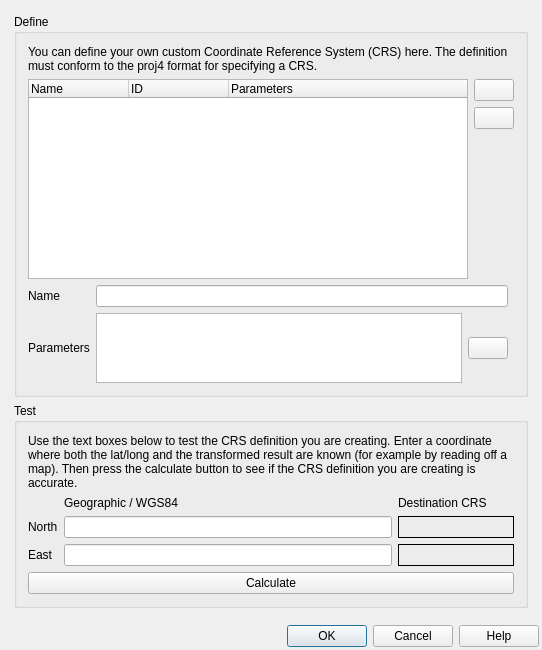
Old version of the form src/ui/qgscustomprojectiondialogbase.ui in the repository qgis/QGIS.
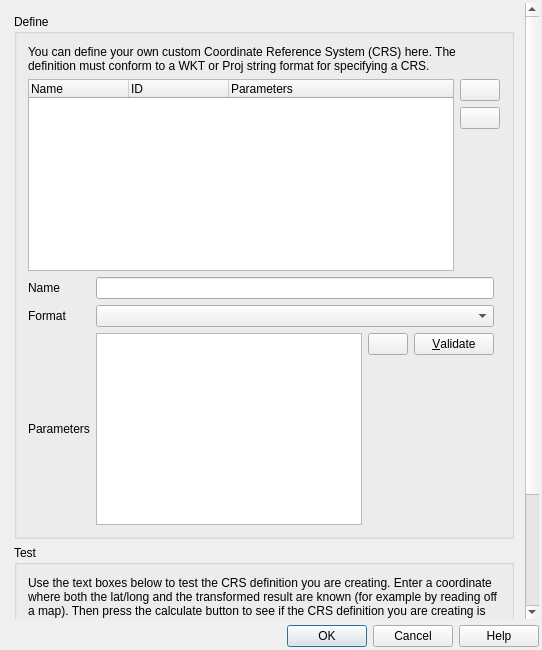
New version of the form. Icons and pictures are not drawn. Custom widgets are drawn as their Qt base class.

```diff
--- a/src/ui/qgscustomprojectiondialogbase.ui
+++ b/src/ui/qgscustomprojectiondialogbase.ui
@@ -55,11 +55,65 @@
          <property name="title">
           <string>Define</string>
          </property>
-         <layout class="QGridLayout" name="gridLayout_3">
-          <item row="3" column="0">
-           <widget class="QLabel" name="label_4">
+         <layout class="QGridLayout" name="gridLayout_3" rowstretch="0,3,0,1,0">
+          <item row="0" column="0" colspan="3">
+           <widget class="QLabel" name="label">
             <property name="text">
-             <string>Parameters</string>
+             <string>You can define your own custom Coordinate Reference System (CRS) here. The definition must conform to a WKT or Proj string format for specifying a CRS.</string>
+            </property>
+            <property name="wordWrap">
+             <bool>true</bool>
+            </property>
+           </widget>
+          </item>
+          <item row="4" column="1">
+           <layout class="QGridLayout" name="gridLayout_4">
+            <item row="0" column="2">
+             <widget class="QPushButton" name="mButtonValidate">
+              <property name="toolTip">
+               <string>Validate the current CRS definition and test whether it is an acceptable projection definition</string>
+              </property>
+              <property name="text">
+               <string>&amp;Validate</string>
+              </property>
+             </widget>
+            </item>
+            <item row="0" column="1">
+             <widget class="QPushButton" name="pbnCopyCRS">
+              <property name="toolTip">
+               <string>Copy parameters from existing CRS</string>
+              </property>
+              <property name="text">
+               <string/>
+              </property>
+              <property name="icon">
+               <iconset>
+                <normaloff>:/images/themes/default/mActionEditCopy.svg</normaloff>:/images/themes/default/mActionEditCopy.svg</iconset>
+              </property>
+             </widget>
+            </item>
+            <item row="1" column="2">
+             <spacer name="verticalSpacer_2">
+              <property name="orientation">
+               <enum>Qt::Vertical</enum>
+              </property>
+              <property name="sizeHint" stdset="0">
+               <size>
+                <width>20</width>
+                <height>40</height>
+               </size>
+              </property>
+             </spacer>
+            </item>
+            <item row="0" column="0" rowspan="2">
+             <widget class="QPlainTextEdit" name="teParameters"/>
+            </item>
+           </layout>
+          </item>
+          <item row="2" column="0">
+           <widget class="QLabel" name="label_3">
+            <property name="text">
+             <string>Name</string>
             </property>
            </widget>
           </item>
@@ -146,60 +200,26 @@
             </item>
            </layout>
           </item>
-          <item row="3" column="1">
-           <layout class="QHBoxLayout" name="horizontalLayout_2">
-            <item>
-             <widget class="QPlainTextEdit" name="teParameters">
-              <property name="sizePolicy">
-               <sizepolicy hsizetype="Expanding" vsizetype="Fixed">
-                <horstretch>0</horstretch>
-                <verstretch>0</verstretch>
-               </sizepolicy>
-              </property>
-              <property name="maximumSize">
-               <size>
-                <width>16777215</width>
-                <height>70</height>
-               </size>
-              </property>
-             </widget>
-            </item>
-            <item>
-             <widget class="QPushButton" name="pbnCopyCRS">
-              <property name="toolTip">
-               <string>Copy parameters from existing CRS</string>
-              </property>
-              <property name="text">
-               <string/>
-              </property>
-              <property name="icon">
-               <iconset resource="../../images/images.qrc">
-                <normaloff>:/images/themes/default/mActionEditCopy.svg</normaloff>:/images/themes/default/mActionEditCopy.svg</iconset>
-              </property>
-             </widget>
-            </item>
-           </layout>
-          </item>
-          <item row="2" column="0">
-           <widget class="QLabel" name="label_3">
-            <property name="text">
-             <string>Name</string>
-            </property>
-           </widget>
-          </item>
-          <item row="0" column="0" colspan="3">
-           <widget class="QLabel" name="label">
-            <property name="text">
-             <string>You can define your own custom Coordinate Reference System (CRS) here. The definition must conform to the proj4 format for specifying a CRS.</string>
-            </property>
-            <property name="wordWrap">
-             <bool>true</bool>
-            </property>
-           </widget>
-          </item>
           <item row="2" column="1">
            <widget class="QLineEdit" name="leName"/>
           </item>
+          <item row="4" column="0">
+           <widget class="QLabel" name="label_4">
+            <property name="text">
+             <string>Parameters</string>
+            </property>
+           </widget>
+          </item>
+          <item row="3" column="1">
+           <widget class="QComboBox" name="mFormatComboBox"/>
+          </item>
+          <item row="3" column="0">
+           <widget class="QLabel" name="label_5">
+            <property name="text">
+             <string>Format</string>
+            </property>
+           </widget>
+          </item>
          </layout>
         </widget>
        </item>
```
Left out of the diff: 4 changed lines with no effect on the pictures.
